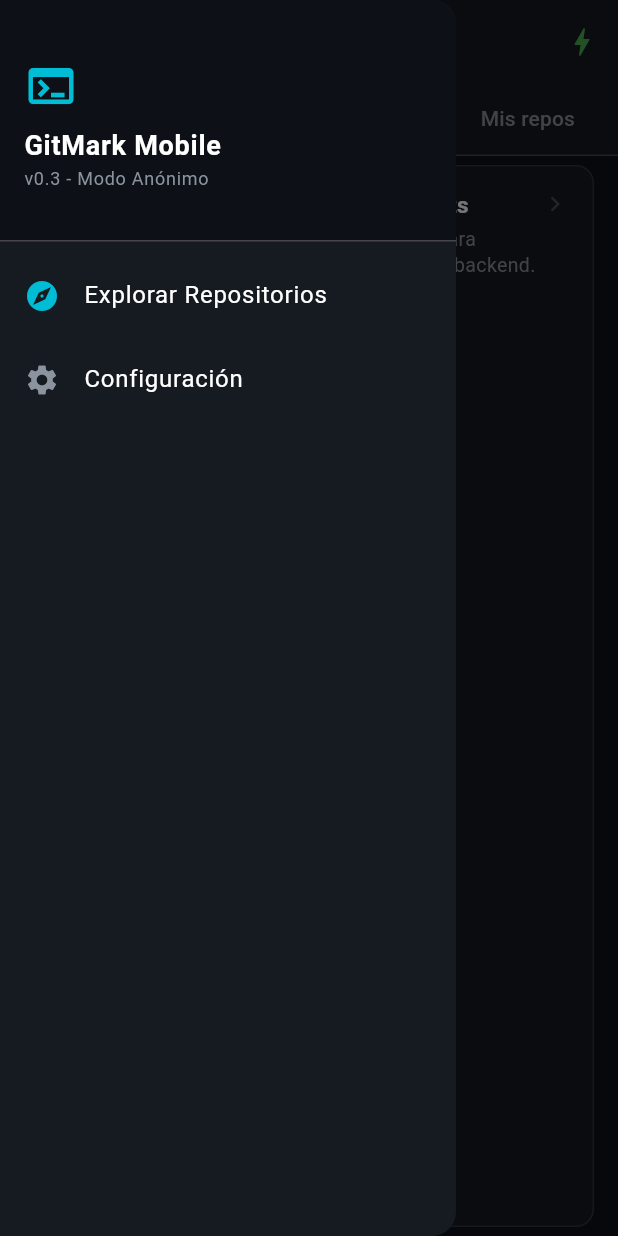
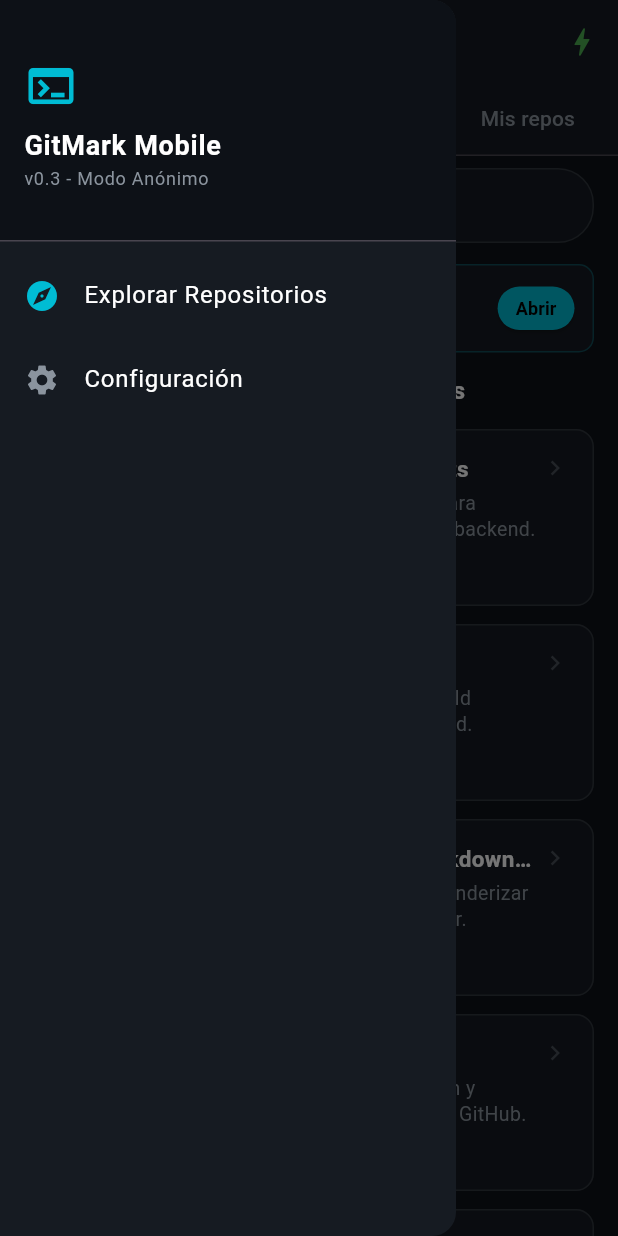
Before and after one commit to martinvarela206/GitMark, a Flutter app: the screen it shows after launch, with the side drawer open, on a phone screen of 412 x 824 dp. Run offline on Flutter 3.47's test engine with Material 3 defaults, Android fonts, the phone set to English and light mode, and no system bars.

Commit message:
feat: SearchBar, RecentRepoBanner, SectionTitle y ListView para Repos.

```diff
--- a/lib/src/pages/home_page.dart
+++ b/lib/src/pages/home_page.dart
@@ -3,11 +3,55 @@ import 'package:gitmark/src/theme/app_theme.dart';
 import 'package:gitmark/src/widgets/cuota_api_info.dart';
 import 'package:gitmark/src/widgets/drawer_app.dart';
 import 'package:gitmark/src/widgets/gitmark_brand.dart';
+import 'package:gitmark/src/widgets/recent_repo_banner.dart';
 import 'package:gitmark/src/widgets/repo_card.dart';
+import 'package:gitmark/src/widgets/repo_search_bar.dart';
+import 'package:gitmark/src/widgets/section_title.dart';
 import 'package:gitmark/src/widgets/tab_bar_app.dart';
 
 class HomePage extends StatelessWidget {
   const HomePage({super.key});
+
+  static List<Widget> _temporalListRepoCards() {
+    return const [
+      RepoCard(
+        fullName: 'LeCoupa/awesome-cheatsheets',
+        description: 'Colección curada de cheatsheets para desarrolladores móviles, frontend y backend.',
+        starsCount: 38400,
+        language: 'Markdown',
+      ),
+      RepoCard(
+        fullName: 'flutter/flutter',
+        description: 'Flutter makes it easy and fast to build beautiful apps for mobile and beyond.',
+        starsCount: 165000,
+        language: 'Dart',
+      ),
+      RepoCard(
+        fullName: 'flutter-community/flutter-markdown-guide',
+        description: 'Guía paso a paso interactiva para renderizar documentación Markdown en Flutter.',
+        starsCount: 1520,
+        language: 'Dart',
+      ),
+      RepoCard(
+        fullName: 'martinvarela206/GitMark',
+        description: 'Cliente móvil y web para exploración y lectura optimizada de Markdown en GitHub.',
+        starsCount: 42,
+        language: 'Dart',
+      ),
+      RepoCard(
+        fullName: 'sindresorhus/awesome',
+        description: 'Listas curadas sobre todo tipo de temas interesantes en programación y desarrollo.',
+        starsCount: 310000,
+        language: 'Markdown',
+      ),
+      RepoCard(
+        fullName: 'vinta/awesome-python',
+        description: 'Colección de frameworks, librerías y recursos indispensables del ecosistema Python.',
+        starsCount: 220000,
+        language: 'Python',
+      ),
+    ];
+  }
 
   @override
   Widget build(BuildContext context) {
@@ -27,14 +71,18 @@ class HomePage extends StatelessWidget {
 
           bottom: const TabBarApp(), // Pestañas
         ),
-        body: Center(
-          child: RepoCard(
-            fullName: 'LeCoupa/awesome-cheatsheets',
-            description: 'Colección curada de cheatsheets para desarrolladores móviles, frontend y backend.',
-            starsCount: 38400,
-            language: 'Markdown',
-            onTap: () {},
-          ),
+        body: Column(
+          children: [
+            const RepoSearchBar(),
+            const RecentRepoBanner(),
+            const SectionTitle(title: 'Repositorios recomendados'),
+            Expanded(
+              child: ListView(
+                padding: const EdgeInsets.only(bottom:24),
+                children: _temporalListRepoCards()
+              )
+            )
+          ],
         ),
         drawer: DrawerApp(),
       ),
--- /dev/null
+++ b/lib/src/widgets/recent_repo_banner.dart
@@ -0,0 +1,60 @@
+import 'package:flutter/material.dart';
+import '../theme/app_theme.dart';
+
+class RecentRepoBanner extends StatelessWidget {
+  final String repoName;
+  final VoidCallback? onOpen;
+
+  const RecentRepoBanner({
+    super.key,
+    this.repoName = 'LeCoupa/awesome-cheatsheets',
+    this.onOpen,
+  });
+
+  @override
+  Widget build(BuildContext context) {
+    return Container(
+      margin: const EdgeInsets.symmetric(horizontal: 16.0, vertical: 6.0),
+      padding: const EdgeInsets.all(12.0),
+      decoration: BoxDecoration(
+        color: AppTheme.fondoTarjeta,
+        borderRadius: BorderRadius.circular(10.0),
+        border: Border.all(color: AppTheme.acentoCyan.withOpacity(0.3)),
+      ),
+      child: Row(
+        children: [
+          const Icon(Icons.history, color: AppTheme.acentoCyan, size: 20),
+          const SizedBox(width: 10),
+          Expanded(
+            child: Column(
+              crossAxisAlignment: CrossAxisAlignment.start,
+              children: [
+                const Text(
+                  'ÚLTIMO REPOSITORIO VISITADO',
+                  style: TextStyle(fontSize: 10, fontWeight: FontWeight.bold, color: AppTheme.acentoCyan),
+                ),
+                Text(
+                  repoName,
+                  style: const TextStyle(fontSize: 13, fontWeight: FontWeight.bold, color: AppTheme.textoPrincipal),
+                  maxLines: 1,
+                  overflow: TextOverflow.ellipsis,
+                ),
+              ],
+            ),
+          ),
+          ElevatedButton(
+            onPressed: onOpen ?? () {},
+            style: ElevatedButton.styleFrom(
+              backgroundColor: AppTheme.acentoCyan,
+              foregroundColor: Colors.black,
+              padding: const EdgeInsets.symmetric(horizontal: 12, vertical: 6),
+              minimumSize: Size.zero,
+              tapTargetSize: MaterialTapTargetSize.shrinkWrap,
+            ),
+            child: const Text('Abrir', style: TextStyle(fontSize: 12, fontWeight: FontWeight.bold)),
+          ),
+        ],
+      ),
+    );
+  }
+}
--- /dev/null
+++ b/lib/src/widgets/repo_search_bar.dart
@@ -0,0 +1,36 @@
+import 'package:flutter/material.dart';
+import '../theme/app_theme.dart';
+
+// Este widget es la barra de busqueda de los repositorios.
+
+class RepoSearchBar extends StatelessWidget {
+  final ValueChanged<String>? onChanged;
+
+  const RepoSearchBar({
+    super.key,
+    this.onChanged,
+  });
+
+  @override
+  Widget build(BuildContext context) {
+    return Container(
+      margin: const EdgeInsets.symmetric(horizontal: 16.0, vertical: 8.0),
+      decoration: BoxDecoration(
+        color: AppTheme.fondoTarjeta,
+        borderRadius: BorderRadius.circular(24.0),
+        border: Border.all(color: AppTheme.bordeSutil),
+      ),
+      child: TextField(
+        onChanged: onChanged,
+        style: const TextStyle(color: AppTheme.textoPrincipal, fontSize: 14),
+        decoration: InputDecoration(
+          hintText: 'Buscar repositorio (owner/repo)...',
+          hintStyle: const TextStyle(color: AppTheme.textoSecundario, fontSize: 13),
+          prefixIcon: const Icon(Icons.search, color: AppTheme.textoSecundario, size: 20),
+          contentPadding: const EdgeInsets.symmetric(horizontal: 16.0, vertical: 12.0),
+          border: InputBorder.none,
+        ),
+      ),
+    );
+  }
+}
--- /dev/null
+++ b/lib/src/widgets/section_title.dart
@@ -0,0 +1,23 @@
+import 'package:flutter/material.dart';
+import '../theme/app_theme.dart';
+
+// Este widget es básicamente es un Text("Repositorios recomendados", style: TextStyle(fontSize: 16, fontWeight: FontWeight.bold)),
+// pero ademas aplica padding para separarlo de otros widgets y utiliza
+// theme para obtener la fuente y el tamaño del texto, haciendolo reutilizable.
+
+class SectionTitle extends StatelessWidget {
+  final String title;
+
+  const SectionTitle({super.key, required this.title});
+
+  @override
+  Widget build(BuildContext context) {
+    return Padding(
+      padding: const EdgeInsets.symmetric(horizontal: 16.0, vertical: 8.0),
+      child: Text(
+        title,
+        style: const TextStyle(color: AppTheme.textoPrincipal, fontSize: 16, fontWeight: FontWeight.bold),
+      ),
+    );
+  }
+}
```
Also changed, not shown: 1 other file.
